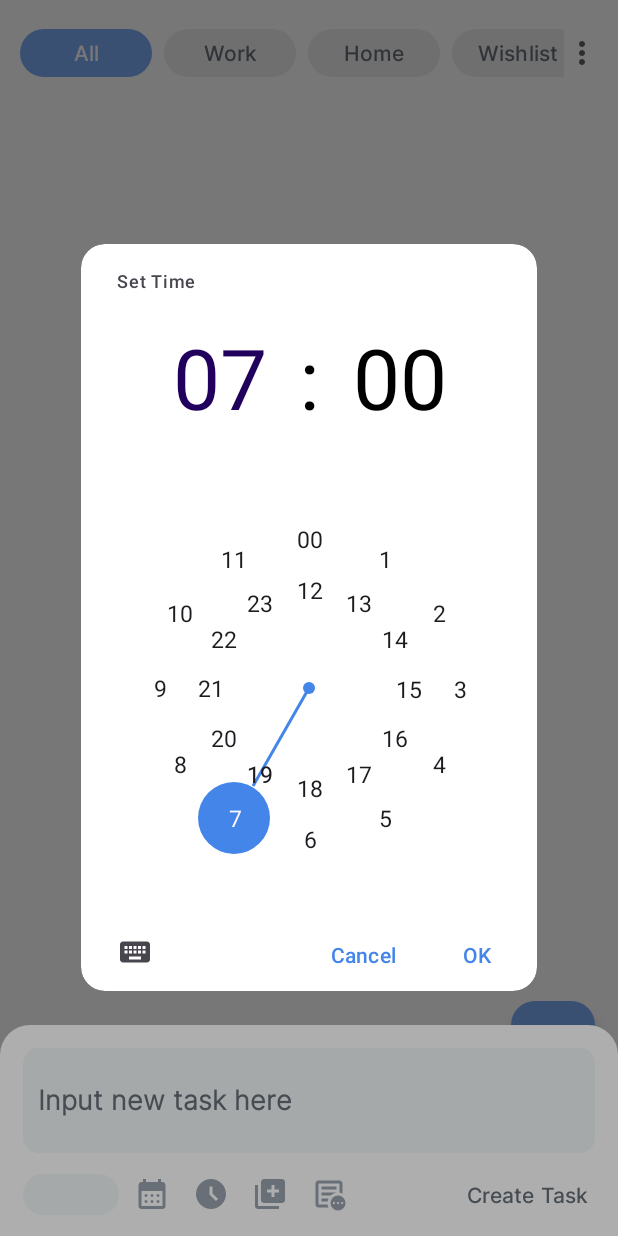
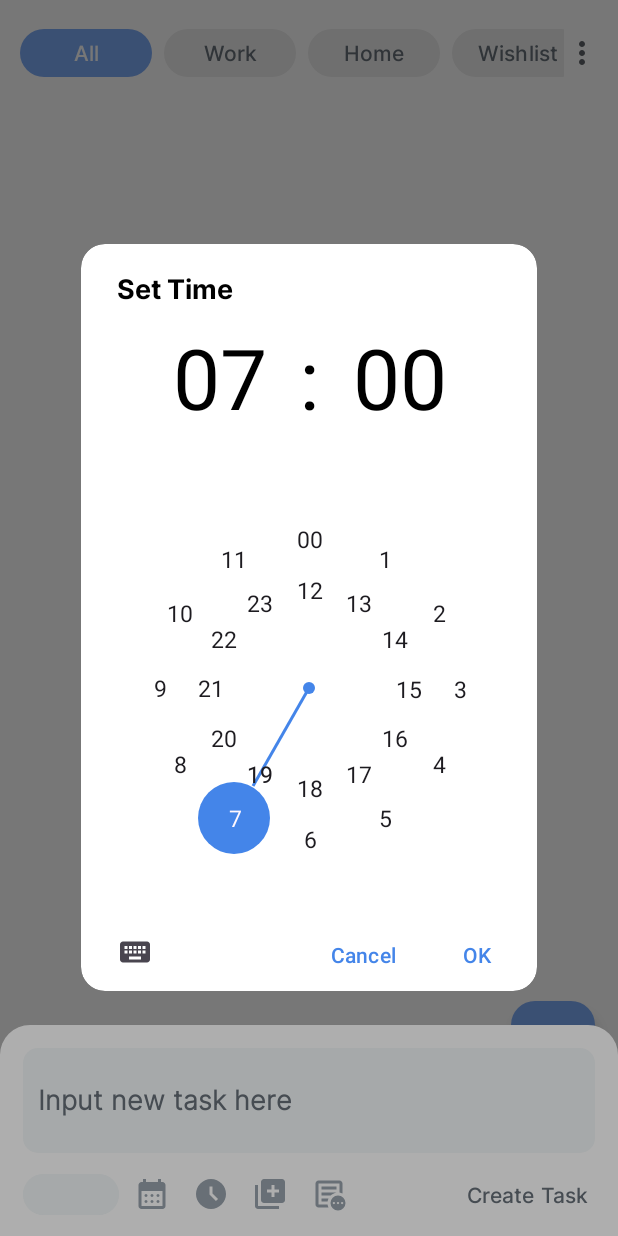
Before and after one commit to lamlqdev/ToDoList, an Android app: the fragment BottomSheetAddTaskFragment placed in its activity, after a tap on an icon or button, on a phone screen of 412 x 824 dp. Run offline under Robolectric (Android 15) with nearby library versions, the phone set to English and light mode, and no system bars; 1 statement that could not run was skipped.

Commit message:
change dialog theme

```diff
--- a/app/src/main/res/values/styles.xml
+++ b/app/src/main/res/values/styles.xml
@@ -12,6 +12,26 @@
         <item name="android:itemBackground">@color/white</item>
         <item name="android:background">@drawable/background_white_radius_10dp</item>
         <item name="android:popupBackground">@drawable/background_white_radius_10dp</item>
+    </style>
+
+    <style name="Widget.App.Chip" parent="Widget.Material3.MaterialTimePicker.Display">
+        <item name="android:fontFamily">@font/inter_regular</item>
+    </style>
+
+    <style name="CustomTimePickerShapeAppearance" parent="">
+        <item name="cornerFamily">rounded</item>
+        <item name="cornerSize">16dp</item>
+    </style>
+
+    <style name="CustomTimePickerStyle" parent="Widget.MaterialComponents.TimePicker">
+        <item name="buttonBarPositiveButtonStyle">@style/Widget.App.Positive.Button</item>
+        <item name="buttonBarNegativeButtonStyle">@style/Widget.App.Negative.Button</item>
+    </style>
+
+    <style name="MaterialTimePicker.App.Title.Text" parent="MaterialAlertDialog.Material3.Title.Text">
+        <item name="android:textColor">@color/black</item>
+        <item name="android:textSize">18sp</item>
+        <item name="android:fontFamily">@font/inter_bold</item>
     </style>
 
     <style name="MaterialAlertDialog.App" parent="MaterialAlertDialog.Material3">
--- a/app/src/main/res/values/themes.xml
+++ b/app/src/main/res/values/themes.xml
@@ -20,24 +20,12 @@
         <item name="colorPrimaryContainer">@color/white</item>
         <item name="colorPrimary">@color/blue</item>
         <item name="colorOnPrimary">@color/white</item>
+        <item name="colorOnPrimaryContainer">@color/black</item>"
         <item name="chipStyle">@style/Widget.App.Chip</item>
-        <item name="textAppearanceHeadlineLarge">@style/CustomHeadlineLarge</item>
+        <item name="buttonBarNegativeButtonStyle">@style/Widget.App.Negative.Button</item>
+        <item name="buttonBarPositiveButtonStyle">@style/Widget.App.Positive.Button</item>
+        <item name="materialTimePickerTitleStyle">@style/MaterialTimePicker.App.Title.Text</item>
         <item name="shapeAppearanceOverlay">@style/CustomTimePickerShapeAppearance</item>
-    </style>
-
-    <style name="Widget.App.Chip" parent="Widget.Material3.MaterialTimePicker.Display">
-        <item name="android:fontFamily">@font/inter_regular</item>
-    </style>
-
-    <style name="CustomTimePickerShapeAppearance" parent="">
-        <item name="cornerFamily">rounded</item>
-        <item name="cornerSize">16dp</item>
-    </style>
-
-    <style name="CustomHeadlineLarge" parent="TextAppearance.Material3.HeadlineLarge">
-        <item name="android:textSize">34sp</item>
-        <item name="android:textColor">@color/black</item>
-        <item name="android:textStyle">bold</item>
     </style>
 
     <style name="ThemeOverlay.App.MaterialAlertDialog" parent="ThemeOverlay.Material3.MaterialAlertDialog">
```
